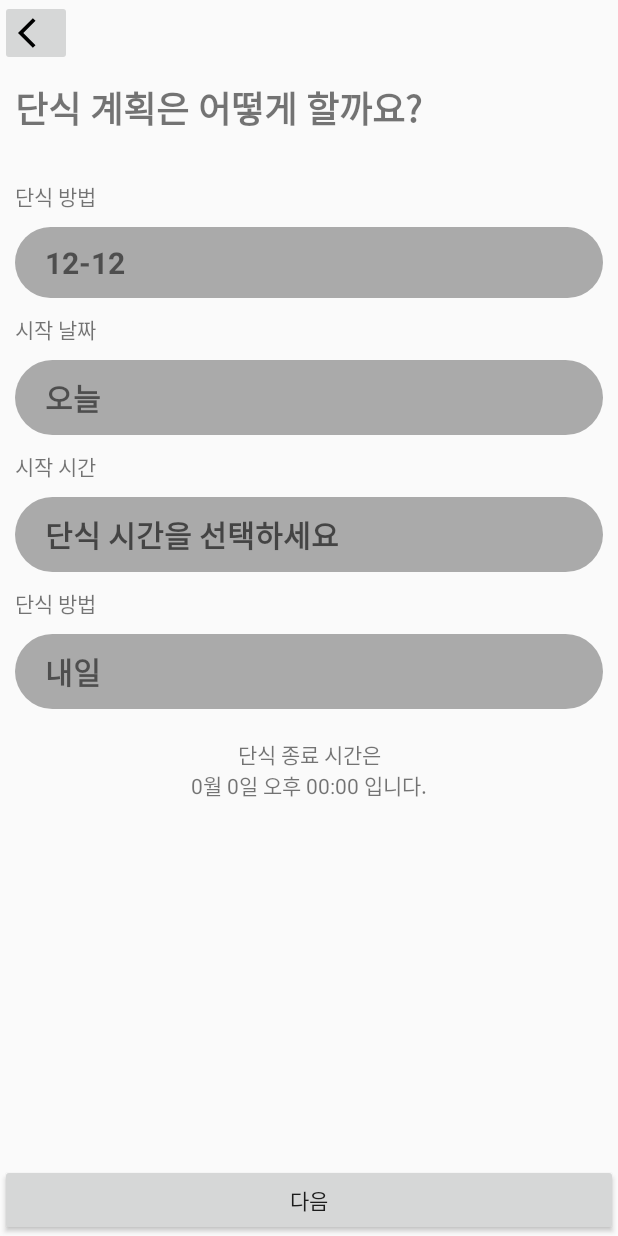
After one commit to physical-100/UXdesign-MealPlanB, an Android app: the layout fragment_setting__fast__date_.xml on its own in the app's theme, with its tools: preview values and no code run, on a phone screen of 412 x 824 dp. The commit adds this screen. Run offline under Robolectric (Android 15) with nearby library versions, the phone set to English and light mode, and no system bars.

Commit message:
11/17 고형민

```diff
--- a/app/src/main/java/com/example/mealplanb/MainActivity.kt
+++ b/app/src/main/java/com/example/mealplanb/MainActivity.kt
@@ -31,6 +31,7 @@ class MainActivity : AppCompatActivity() {
         userdata = Userdata.clear()
         usercal = User_calory.clear()
         val initFragment = AnimationFragment()
+
                 firebaseDatabase.getReference("사용자id별 초기설정값table/로그인한 사용자id")
                     .addListenerForSingleValueEvent(object : ValueEventListener {
                         override fun onDataChange(dataSnapshot: DataSnapshot) {
--- a/app/src/main/java/com/example/mealplanb/fragment/Fast_Timer_Fragment.kt
+++ b/app/src/main/java/com/example/mealplanb/fragment/Fast_Timer_Fragment.kt
@@ -20,7 +20,9 @@ class Fast_Timer_Fragment : Fragment() {
         // Inflate the layout for this fragment
         binding = FragmentFastTimerBinding.inflate(inflater,container,false)
         binding.button.setOnClickListener {
-            findNavController().navigate(R.id.action_mainFragment_to_fast_Timer_1_Fragment)
+        //    findNavController().navigate(R.id.action_fastFragment_to_setting_Fast_Type_Fragment)
+            //단식 종류 설정해야해서 밑에코드 주석처리함
+        findNavController().navigate(R.id.action_mainFragment_to_setting_Fast_Type_Fragment)
         }
         return binding.root
     }
--- /dev/null
+++ b/app/src/main/java/com/example/mealplanb/fragment/Setting_Fast_Date_Fragment.kt
@@ -0,0 +1,27 @@
+package com.example.mealplanb.fragment
+
+import android.os.Bundle
+import androidx.fragment.app.Fragment
+import android.view.LayoutInflater
+import android.view.View
+import android.view.ViewGroup
+import androidx.navigation.fragment.findNavController
+import com.example.mealplanb.R
+import com.example.mealplanb.databinding.FragmentSettingFastDateBinding
+
+
+class Setting_Fast_Date_Fragment : Fragment() {
+    lateinit var binding: FragmentSettingFastDateBinding
+
+    override fun onCreateView(
+        inflater: LayoutInflater, container: ViewGroup?,
+        savedInstanceState: Bundle?
+    ): View? {
+        // Inflate the layout for this fragment
+        binding = FragmentSettingFastDateBinding.inflate(inflater, container, false)
+        binding.next2.setOnClickListener {
+            findNavController().navigate(R.id.action_setting_Fast_Date_Fragment_to_fast_Timer_1_Fragment)
+        }
+        return binding.root
+    }
+}
--- a/app/src/main/java/com/example/mealplanb/initset/Meal_selectFragment.kt
+++ b/app/src/main/java/com/example/mealplanb/initset/Meal_selectFragment.kt
@@ -35,7 +35,6 @@ class Meal_selectFragment : Fragment() {
         binding.back.setOnClickListener{
            Userdata.clear()
             findNavController().navigate(R.id.action_meal_selectFragment_to_profile_fragment)
-
         }
         binding.general.setOnClickListener{
 //            val mealtype="general"
--- /dev/null
+++ b/app/src/main/res/layout/fragment_setting__fast__date_.xml
@@ -0,0 +1,146 @@
+<?xml version="1.0" encoding="utf-8"?>
+<LinearLayout xmlns:android="http://schemas.android.com/apk/res/android"
+    xmlns:tools="http://schemas.android.com/tools"
+    android:layout_width="match_parent"
+    android:layout_height="match_parent"
+    android:orientation="vertical"
+    tools:context=".fragment.Setting_Fast_Date_Fragment">
+
+<LinearLayout
+    android:layout_width="match_parent"
+    android:layout_height="0dp"
+    android:layout_weight="1"
+    android:orientation="vertical">
+    <ImageButton
+        android:layout_width="wrap_content"
+        android:layout_height="wrap_content"
+        android:src="@drawable/baseline_arrow_back_ios_24" />
+    <LinearLayout
+        android:layout_width="match_parent"
+        android:layout_height="wrap_content"
+        android:orientation="vertical"
+        >
+        <TextView
+            android:layout_width="match_parent"
+            android:layout_height="wrap_content"
+            android:text="단식 계획은 어떻게 할까요?"
+            android:textSize="24dp"
+            android:textStyle="bold"
+            android:padding="10dp"
+            android:layout_marginBottom="10dp"/>
+        <TextView
+            android:id="@+id/fasttype"
+            android:layout_width="wrap_content"
+            android:layout_height="wrap_content"
+            android:padding="10dp"
+            android:text="단식 방법"/>
+        <LinearLayout
+            android:id="@+id/selectedtype"
+            android:layout_marginLeft="10dp"
+            android:layout_marginRight="10dp"
+            android:layout_width="match_parent"
+            android:layout_height="wrap_content"
+            android:background="@drawable/custom_shape">
+            <TextView
+                android:layout_width="wrap_content"
+                android:layout_height="wrap_content"
+                android:text="12-12"
+                android:padding="10dp"
+                android:layout_marginLeft="10dp"
+                android:textStyle="bold"
+                android:textSize="20sp"
+                />
+
+        </LinearLayout>
+
+        <TextView
+            android:id="@+id/startdate"
+            android:layout_width="wrap_content"
+            android:layout_height="wrap_content"
+            android:padding="10dp"
+            android:text="시작 날짜"/>
+        <LinearLayout
+            android:id="@+id/select_start_date"
+            android:layout_marginLeft="10dp"
+            android:layout_marginRight="10dp"
+            android:layout_width="match_parent"
+            android:layout_height="wrap_content"
+            android:background="@drawable/custom_shape">
+            <TextView
+                android:layout_width="wrap_content"
+                android:layout_height="wrap_content"
+                android:text="오늘"
+                android:padding="10dp"
+                android:layout_marginLeft="10dp"
+                android:textStyle="bold"
+                android:textSize="20sp"
+                />
+
+        </LinearLayout>
+        <TextView
+        android:id="@+id/start_time"
+        android:layout_width="wrap_content"
+        android:layout_height="wrap_content"
+        android:padding="10dp"
+        android:text="시작 시간"/>
+        <LinearLayout
+            android:id="@+id/select_time"
+            android:layout_marginLeft="10dp"
+            android:layout_marginRight="10dp"
+            android:layout_width="match_parent"
+            android:layout_height="wrap_content"
+            android:background="@drawable/custom_shape">
+            <TextView
+                android:layout_width="wrap_content"
+                android:layout_height="wrap_content"
+                android:text=""
+                android:hint="단식 시간을 선택하세요"
+                android:padding="10dp"
+                android:layout_marginLeft="10dp"
+                android:textStyle="bold"
+                android:textSize="20sp"
+                />
+
+        </LinearLayout>
+        <TextView
+            android:id="@+id/finishdate"
+            android:layout_width="wrap_content"
+            android:layout_height="wrap_content"
+            android:padding="10dp"
+            android:text="단식 방법"/>
+        <LinearLayout
+            android:id="@+id/select_finish_date"
+            android:layout_marginLeft="10dp"
+            android:layout_marginRight="10dp"
+            android:layout_width="match_parent"
+            android:layout_height="wrap_content"
+            android:background="@drawable/custom_shape">
+            <TextView
+                android:layout_width="wrap_content"
+                android:layout_height="wrap_content"
+                android:text="내일"
+                android:hint="종료 일자를 선택해주세요"
+                android:padding="10dp"
+                android:layout_marginLeft="10dp"
+                android:textStyle="bold"
+                android:textSize="20sp"
+                />
+
+        </LinearLayout>
+    </LinearLayout>
+        <TextView
+            android:layout_marginTop="20dp"
+            android:layout_width="wrap_content"
+            android:layout_height="wrap_content"
+            android:text="단식 종료 시간은\n0월 0일 오후 00:00 입니다."
+            android:textAlignment="center"
+            android:layout_gravity="center_horizontal"/>
+    </LinearLayout>
+
+    <Button
+        android:id="@+id/next_2"
+        android:layout_width="match_parent"
+        android:layout_height="wrap_content"
+        android:text="다음"
+        style="@style/TextAppearance.AppCompat.Button"/>
+</LinearLayout>
--- a/app/src/main/res/navigation/nav_graph.xml
+++ b/app/src/main/res/navigation/nav_graph.xml
@@ -71,6 +71,7 @@
             android:id="@+id/action_mainFragment_to_add_Diet_Fragment"
             app:destination="@id/add_Diet_Fragment" />
         <action
+
             android:id="@+id/action_mainFragment_to_fast_Timer_1_Fragment"
             app:destination="@id/fast_Timer_1_Fragment" />
         <action
@@ -79,6 +80,9 @@
         <action
             android:id="@+id/action_mainFragment_to_profile_modifyingFragment"
             app:destination="@id/profile_modifyingFragment" />
+        <action
+            android:id="@+id/action_mainFragment_to_setting_Fast_Type_Fragment"
+            app:destination="@id/setting_Fast_Type_Fragment" />
 
     </fragment>
     <fragment
@@ -94,6 +98,9 @@
         <action
             android:id="@+id/action_fastFragment_to_fast_Timer_1_Fragment"
             app:destination="@id/fast_Timer_1_Fragment" />
+        <action
+            android:id="@+id/action_fastFragment_to_setting_Fast_Type_Fragment"
+            app:destination="@id/setting_Fast_Type_Fragment" />
     </fragment>
     <fragment
         android:id="@+id/fast_Timer_1_Fragment"
@@ -122,4 +129,22 @@
             android:id="@+id/action_animationFragment_to_mainFragment"
             app:destination="@id/mainFragment" />
     </fragment>
+    <fragment
+        android:id="@+id/setting_Fast_Type_Fragment"
+        android:name="com.example.mealplanb.fragment.Setting_Fast_Type_Fragment"
+        android:label="fragment_setting__fast__type_"
+        tools:layout="@layout/fragment_setting__fast__type_" >
+        <action
+            android:id="@+id/action_setting_Fast_Type_Fragment_to_setting_Fast_Date_Fragment"
+            app:destination="@id/setting_Fast_Date_Fragment" />
+    </fragment>
+    <fragment
+        android:id="@+id/setting_Fast_Date_Fragment"
+        android:name="com.example.mealplanb.fragment.Setting_Fast_Date_Fragment"
+        android:label="fragment_setting__fast__date_"
+        tools:layout="@layout/fragment_setting__fast__date_" >
+        <action
+            android:id="@+id/action_setting_Fast_Date_Fragment_to_fast_Timer_1_Fragment"
+            app:destination="@id/fast_Timer_1_Fragment" />
+    </fragment>
 </navigation>
```
